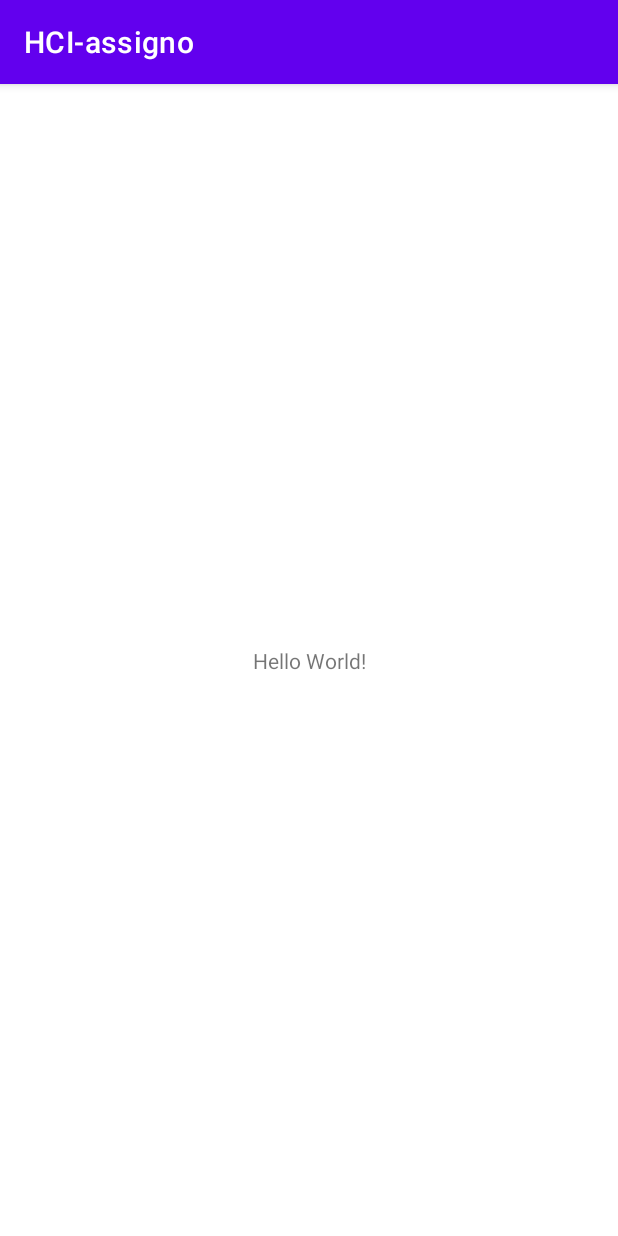
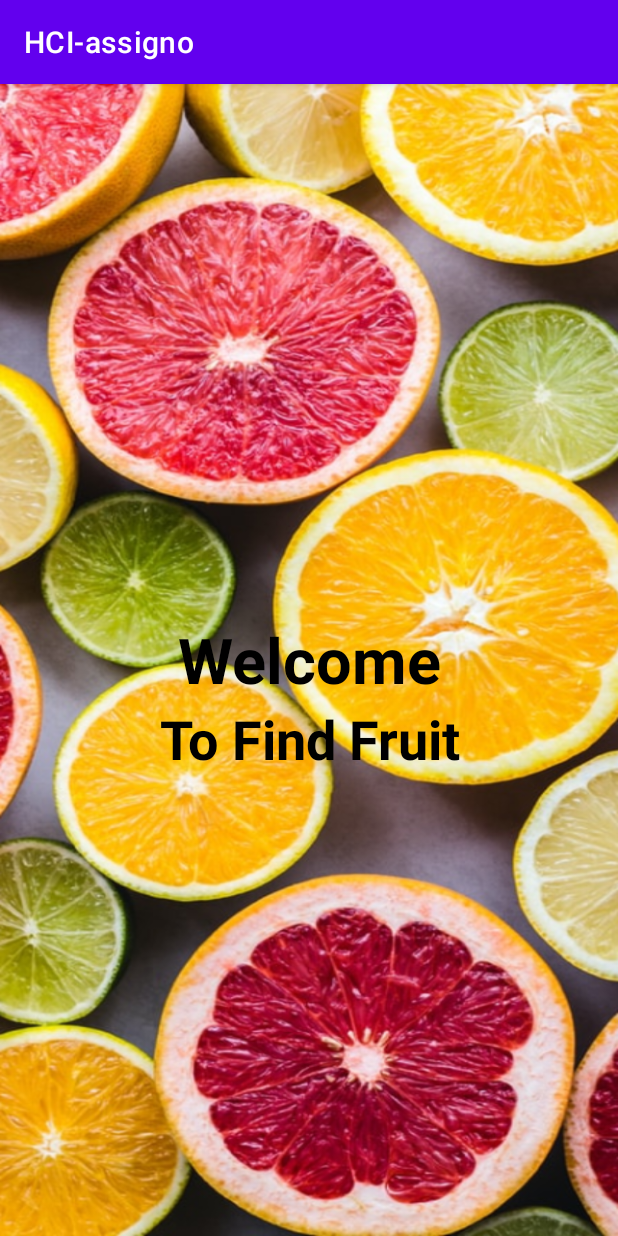
Before and after one commit to v-magiri/FindFruit, an Android app: the screen it shows after launch (MainActivity before the commit, SplashScreen after it), on a phone screen of 412 x 824 dp. Run offline under Robolectric (Android 15) with nearby library versions, the phone set to English and light mode, and no system bars.

Commit message:
First Commit

```diff
--- /dev/null
+++ b/app/src/main/java/com/magiri/hci_assigno/SplashScreen.java
@@ -0,0 +1,14 @@
+package com.magiri.hci_assigno;
+
+import androidx.appcompat.app.AppCompatActivity;
+
+import android.os.Bundle;
+
+public class SplashScreen extends AppCompatActivity {
+
+    @Override
+    protected void onCreate(Bundle savedInstanceState) {
+        super.onCreate(savedInstanceState);
+        setContentView(R.layout.activity_splash_screen);
+    }
+}
--- /dev/null
+++ b/app/src/main/res/layout/activity_splash_screen.xml
@@ -0,0 +1,33 @@
+<?xml version="1.0" encoding="utf-8"?>
+<RelativeLayout xmlns:android="http://schemas.android.com/apk/res/android"
+    xmlns:app="http://schemas.android.com/apk/res-auto"
+    xmlns:tools="http://schemas.android.com/tools"
+    android:layout_width="match_parent"
+    android:background="@drawable/find_fruit_bg"
+    app:backgroundTint="@null"
+    android:layout_height="match_parent"
+    tools:context=".SplashScreen">
+
+    <TextView
+        android:id="@+id/welcomeTxt"
+        android:layout_width="match_parent"
+        android:layout_height="wrap_content"
+        android:text="Welcome"
+        android:textAlignment="center"
+        android:textSize="42sp"
+        android:textStyle="bold"
+        android:layout_centerInParent="true"
+        android:layout_marginTop="100dp"
+        android:textColor="@color/black"/>
+    <TextView
+        android:id="@+id/appTxt"
+        android:layout_width="match_parent"
+        android:layout_height="wrap_content"
+        android:text="To Find Fruit"
+        android:textAlignment="center"
+        android:textSize="36sp"
+        android:textStyle="bold"
+        android:layout_below="@+id/welcomeTxt"
+        android:textColor="@color/black"/>
+
+</RelativeLayout>
--- a/app/src/main/res/values/colors.xml
+++ b/app/src/main/res/values/colors.xml
@@ -7,4 +7,5 @@
     <color name="teal_700">#FF018786</color>
     <color name="black">#FF000000</color>
     <color name="white">#FFFFFFFF</color>
+    <color name="orange">#FD612F</color>
 </resources>
```
Also changed, not shown: app/src/main/AndroidManifest.xml (+8 -1 lines), app/src/main/java/com/magiri/hci_assigno/Image_Analysis.java (added, +14 -0 lines), app/src/main/res/drawable/dashboard_button.xml (added, +7 -0 lines), app/src/main/res/layout/activity_image_analysis.xml (added, +27 -0 lines), app/src/main/res/layout/activity_main.xml (+72 -7 lines), app/src/main/res/drawable-v24/find_fruit_bg.png (added), app/src/main/res/drawable-v24/ic_camera_image.png (added), app/src/main/res/drawable-v24/pick_image.png (added).
